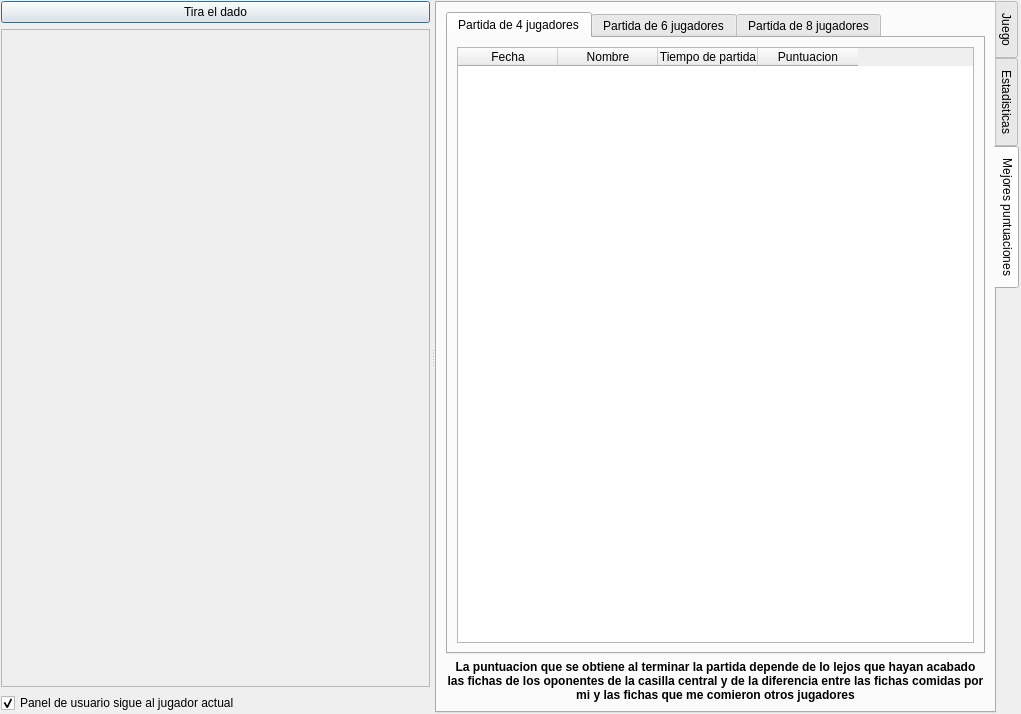
Before: the Qt Designer form ui/wdgGame.ui in turulomio/glparchis, drawn with Qt 5.
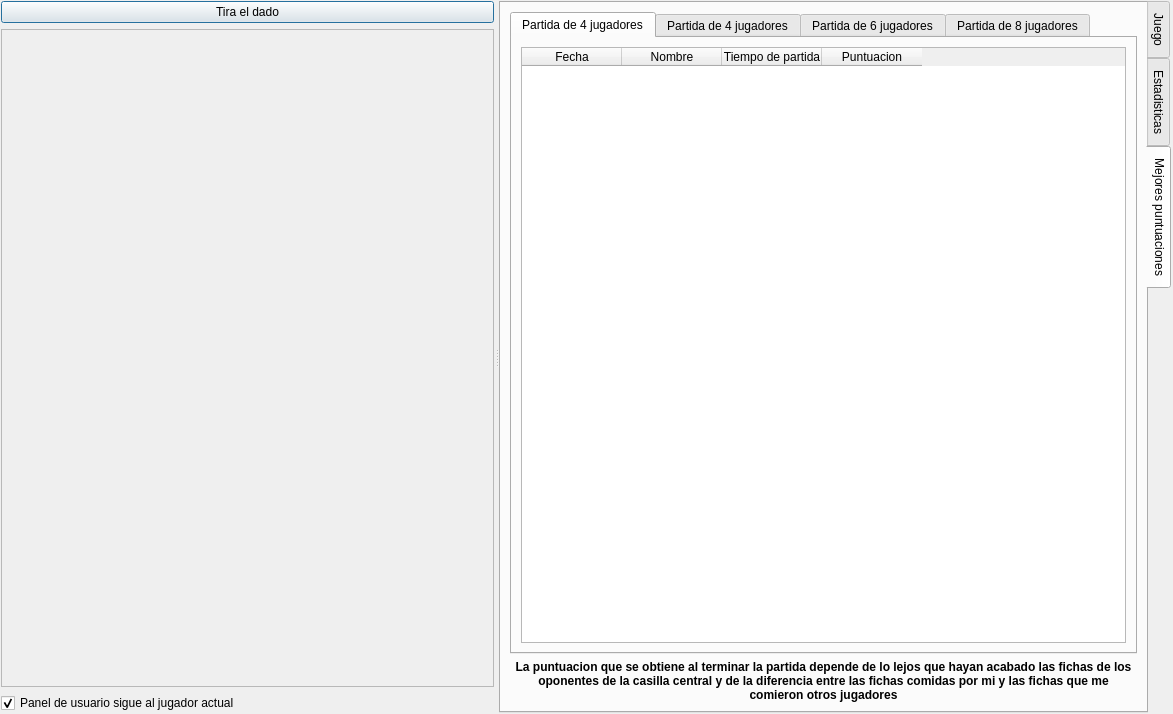
After: the same form once the commit is applied. The open tabs and pages were chosen to show the change. Icons and pictures are not drawn. Custom widgets are drawn as their Qt base class.

Diff of the .ui file:
```diff
--- a/ui/wdgGame.ui
+++ b/ui/wdgGame.ui
@@ -6,7 +6,7 @@
    <rect>
     <x>0</x>
     <y>0</y>
-    <width>1021</width>
+    <width>1173</width>
     <height>714</height>
    </rect>
   </property>
@@ -62,8 +62,8 @@
            <rect>
             <x>0</x>
             <y>0</y>
-            <width>429</width>
-            <height>646</height>
+            <width>523</width>
+            <height>638</height>
            </rect>
           </property>
           <layout class="QVBoxLayout" name="verticalLayout_5">
@@ -301,6 +301,44 @@
                <property name="currentIndex">
                 <number>2</number>
                </property>
+               <widget class="QWidget" name="tab_6">
+                <attribute name="icon">
+                 <iconset resource="../images/glparchis.qrc">
+                  <normaloff>:/glparchis/game3.png</normaloff>:/glparchis/game3.png</iconset>
+                </attribute>
+                <attribute name="title">
+                 <string>Partida de 4 jugadores</string>
+                </attribute>
+                <layout class="QVBoxLayout" name="verticalLayout_7">
+                 <item>
+                  <widget class="QTableWidget" name="tblHighScores3">
+                   <attribute name="verticalHeaderVisible">
+                    <bool>false</bool>
+                   </attribute>
+                   <column>
+                    <property name="text">
+                     <string>Fecha</string>
+                    </property>
+                   </column>
+                   <column>
+                    <property name="text">
+                     <string>Nombre</string>
+                    </property>
+                   </column>
+                   <column>
+                    <property name="text">
+                     <string>Tiempo de partida</string>
+                    </property>
+                   </column>
+                   <column>
+                    <property name="text">
+                     <string>Puntuacion</string>
+                    </property>
+                   </column>
+                  </widget>
+                 </item>
+                </layout>
+               </widget>
                <widget class="QWidget" name="tab_5">
                 <attribute name="icon">
                  <iconset resource="../images/glparchis.qrc">
```
Left out of the diff: 15 changed lines with no effect on the pictures.
